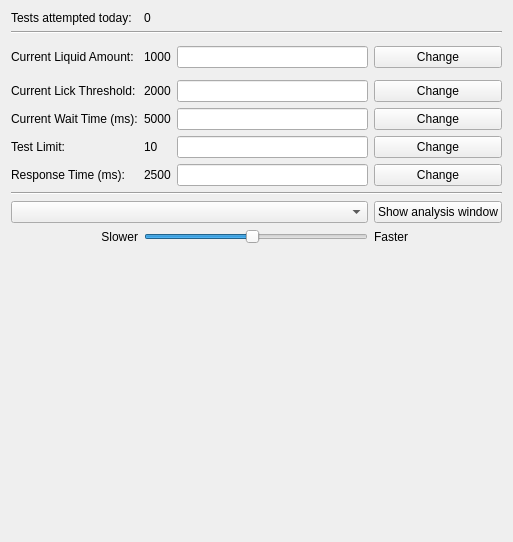
First picture: the form in Python/gui/mousewin.ui, repository yagarwal123/autonomouse, before the edit.
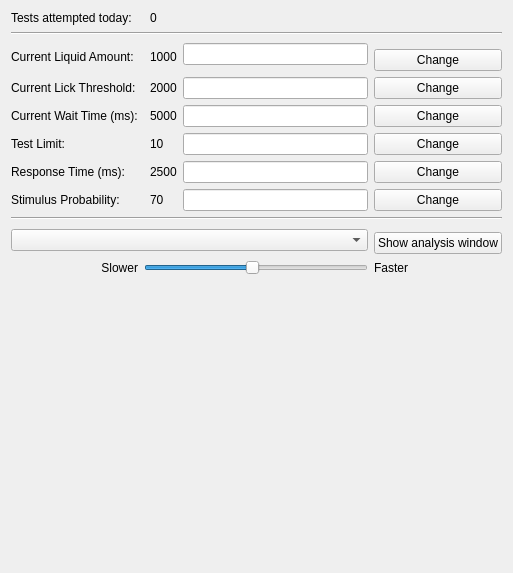
Second picture: the form after the edit. Custom widgets are drawn as their Qt base class.

What changed in the file:
```diff
--- a/Python/gui/mousewin.ui
+++ b/Python/gui/mousewin.ui
@@ -7,7 +7,7 @@
     <x>0</x>
     <y>0</y>
     <width>503</width>
-    <height>482</height>
+    <height>502</height>
    </rect>
   </property>
   <property name="windowTitle">
@@ -28,28 +28,31 @@
      </property>
     </widget>
    </item>
-   <item row="1" column="0" colspan="5">
+   <item row="1" column="0" rowspan="2" colspan="6">
     <widget class="Line" name="line">
      <property name="orientation">
       <enum>Qt::Horizontal</enum>
      </property>
     </widget>
    </item>
-   <item row="2" column="0" rowspan="3" colspan="2">
+   <item row="2" column="3" rowspan="3">
+    <widget class="QLineEdit" name="liquidLineEdit"/>
+   </item>
+   <item row="3" column="0" rowspan="2">
     <widget class="QLabel" name="label">
      <property name="text">
       <string>Current Liquid Amount:</string>
      </property>
     </widget>
    </item>
-   <item row="2" column="2" rowspan="3">
+   <item row="3" column="2" rowspan="2">
     <widget class="QLabel" name="liq_am_disp">
      <property name="text">
       <string>1000</string>
      </property>
     </widget>
    </item>
-   <item row="5" column="0" colspan="2">
+   <item row="5" column="0">
     <widget class="QLabel" name="label_2">
      <property name="text">
       <string>Current Lick Threshold:</string>
@@ -66,14 +69,7 @@
    <item row="5" column="3">
     <widget class="QLineEdit" name="lickLineEdit"/>
    </item>
-   <item row="5" column="4">
-    <widget class="QPushButton" name="changelickButton">
-     <property name="text">
-      <string>Change</string>
-     </property>
-    </widget>
-   </item>
-   <item row="6" column="0" colspan="2">
+   <item row="6" column="0">
     <widget class="QLabel" name="label_3">
      <property name="text">
       <string>Current Wait Time (ms):</string>
@@ -90,13 +86,6 @@
    <item row="6" column="3">
     <widget class="QLineEdit" name="waittimeLineEdit"/>
    </item>
-   <item row="6" column="4">
-    <widget class="QPushButton" name="changewaittimeButton">
-     <property name="text">
-      <string>Change</string>
-     </property>
-    </widget>
-   </item>
    <item row="7" column="0">
     <widget class="QLabel" name="label_4">
      <property name="text">
@@ -114,14 +103,7 @@
    <item row="7" column="3">
     <widget class="QLineEdit" name="testLimLineEdit"/>
    </item>
-   <item row="7" column="4">
-    <widget class="QPushButton" name="changeTestLimButton">
-     <property name="text">
-      <string>Change</string>
-     </property>
-    </widget>
-   </item>
-   <item row="8" column="0" colspan="2">
+   <item row="8" column="0">
     <widget class="QLabel" name="label_6">
      <property name="text">
       <string>Response Time (ms):</string>
@@ -138,44 +120,51 @@
    <item row="8" column="3">
     <widget class="QLineEdit" name="respLineEdit"/>
    </item>
-   <item row="8" column="4">
-    <widget class="QPushButton" name="changeRespButton">
+   <item row="9" column="0">
+    <widget class="QLabel" name="label_9">
      <property name="text">
-      <string>Change</string>
+      <string>Stimulus Probability:</string>
      </property>
     </widget>
    </item>
-   <item row="9" column="0" colspan="5">
+   <item row="9" column="2">
+    <widget class="QLabel" name="stim_prob_disp">
+     <property name="text">
+      <string>70</string>
+     </property>
+    </widget>
+   </item>
+   <item row="9" column="3">
+    <widget class="QLineEdit" name="stimProbLineEdit"/>
+   </item>
+   <item row="10" column="0" colspan="6">
     <widget class="Line" name="line_2">
      <property name="orientation">
       <enum>Qt::Horizontal</enum>
      </property>
     </widget>
    </item>
-   <item row="10" column="0" rowspan="2" colspan="4">
+   <item row="11" column="0" rowspan="2" colspan="4">
     <widget class="QComboBox" name="test_select"/>
    </item>
-   <item row="12" column="4">
-    <widget class="QLabel" name="label_8">
+   <item row="12" column="4" colspan="2">
+    <widget class="QPushButton" name="showAnalysisButton">
      <property name="text">
-      <string>Faster</string>
+      <string>Show analysis window</string>
+     </property>
+    </widget>
+   </item>
+   <item row="13" column="0">
+    <widget class="QLabel" name="label_7">
+     <property name="text">
+      <string>Slower</string>
      </property>
      <property name="alignment">
-      <set>Qt::AlignLeading|Qt::AlignLeft|Qt::AlignVCenter</set>
+      <set>Qt::AlignRight|Qt::AlignTrailing|Qt::AlignVCenter</set>
      </property>
     </widget>
    </item>
-   <item row="13" column="0" colspan="5">
-    <widget class="MplWidget" name="plotWid" native="true">
-     <property name="minimumSize">
-      <size>
-       <width>491</width>
-       <height>281</height>
-      </size>
-     </property>
-    </widget>
-   </item>
-   <item row="12" column="2" colspan="2">
+   <item row="13" column="1" colspan="3">
     <widget class="QSlider" name="speedSlider">
      <property name="minimum">
       <number>1</number>
@@ -197,33 +186,68 @@
      </property>
     </widget>
    </item>
-   <item row="12" column="0" colspan="2">
-    <widget class="QLabel" name="label_7">
+   <item row="13" column="4">
+    <widget class="QLabel" name="label_8">
      <property name="text">
-      <string>Slower</string>
+      <string>Faster</string>
      </property>
      <property name="alignment">
-      <set>Qt::AlignRight|Qt::AlignTrailing|Qt::AlignVCenter</set>
+      <set>Qt::AlignLeading|Qt::AlignLeft|Qt::AlignVCenter</set>
      </property>
     </widget>
    </item>
-   <item row="10" column="4" rowspan="2">
-    <widget class="QPushButton" name="showAnalysisButton">
-     <property name="text">
-      <string>Show analysis window</string>
+   <item row="14" column="0" colspan="6">
+    <widget class="MplWidget" name="plotWid" native="true">
+     <property name="minimumSize">
+      <size>
+       <width>491</width>
+       <height>281</height>
+      </size>
      </property>
     </widget>
    </item>
-   <item row="3" column="3">
-    <widget class="QLineEdit" name="liquidLineEdit"/>
-   </item>
-   <item row="3" column="4">
+   <item row="4" column="4" colspan="2">
     <widget class="QPushButton" name="changeliquidButton">
      <property name="text">
       <string>Change</string>
      </property>
     </widget>
    </item>
+   <item row="5" column="4" colspan="2">
+    <widget class="QPushButton" name="changelickButton">
+     <property name="text">
+      <string>Change</string>
+     </property>
+    </widget>
+   </item>
+   <item row="6" column="4" colspan="2">
+    <widget class="QPushButton" name="changewaittimeButton">
+     <property name="text">
+      <string>Change</string>
+     </property>
+    </widget>
+   </item>
+   <item row="7" column="4" colspan="2">
+    <widget class="QPushButton" name="changeTestLimButton">
+     <property name="text">
+      <string>Change</string>
+     </property>
+    </widget>
+   </item>
+   <item row="8" column="4" colspan="2">
+    <widget class="QPushButton" name="changeRespButton">
+     <property name="text">
+      <string>Change</string>
+     </property>
+    </widget>
+   </item>
+   <item row="9" column="4" colspan="2">
+    <widget class="QPushButton" name="changeStimButton">
+     <property name="text">
+      <string>Change</string>
+     </property>
+    </widget>
+   </item>
   </layout>
  </widget>
  <customwidgets>
```
Left out of the diff: 2 changed lines with no effect on the pictures.
